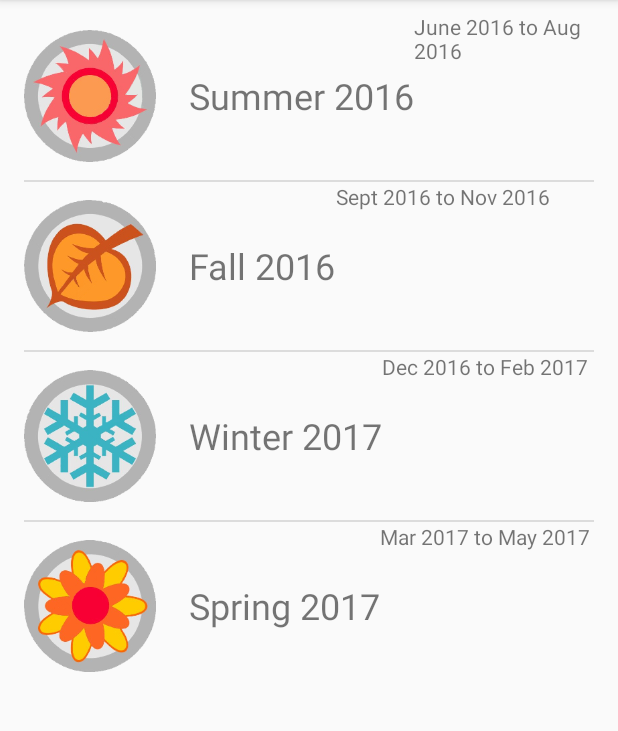
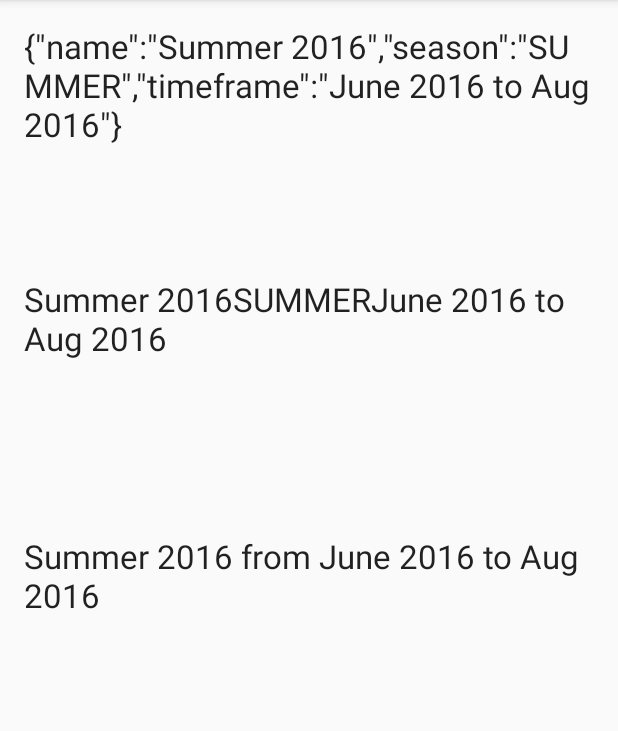
Before and after one commit to andynaguyen/Kisetsu, an Android app: the screen it shows after launch (MainActivity before the commit, AnimeListActivity after it), after a tap on an icon or button, on a phone screen of 412 x 824 dp, the part 84-815 px from its top. Run offline under Robolectric (Android 15) with nearby library versions, the phone set to English and light mode, and no system bars.

Commit message:
Added new activity, able to pass objects using Intents and Gson

```diff
--- a/app/build.gradle
+++ b/app/build.gradle
@@ -20,7 +20,8 @@ android {
 }
 
 dependencies {
-    compile fileTree(dir: 'libs', include: ['*.jar'])
+    compile fileTree(include: ['*.jar'], dir: 'libs')
     testCompile 'junit:junit:4.12'
     compile 'com.android.support:appcompat-v7:23.3.0'
+    compile 'com.google.code.gson:gson:2.2.4'
 }
--- a/app/src/main/AndroidManifest.xml
+++ b/app/src/main/AndroidManifest.xml
@@ -8,13 +8,14 @@
         android:label="@string/app_name"
         android:supportsRtl="true"
         android:theme="@style/AppTheme">
-        <activity android:name=".MainActivity">
+        <activity android:name=".SeasonsActivity">
             <intent-filter>
                 <action android:name="android.intent.action.MAIN" />
 
                 <category android:name="android.intent.category.LAUNCHER" />
             </intent-filter>
         </activity>
+        <activity android:name=".AnimeListActivity"></activity>
     </application>
 
 </manifest>
--- /dev/null
+++ b/app/src/main/java/com/nguyen/andy/kisetsu/AnimeListActivity.java
@@ -0,0 +1,30 @@
+package com.nguyen.andy.kisetsu;
+
+import android.support.v7.app.AppCompatActivity;
+import android.os.Bundle;
+import android.widget.TextView;
+
+import org.w3c.dom.Text;
+
+public class AnimeListActivity extends AppCompatActivity {
+
+    @Override
+    protected void onCreate(Bundle savedInstanceState) {
+        super.onCreate(savedInstanceState);
+        setContentView(R.layout.activity_anime_list);
+
+        Bundle bundle = getIntent().getExtras();
+        String seasonJson = bundle.getString("SeasonItem");
+        SeasonItem seasonData = SeasonItem.fromJson(seasonJson);
+
+        TextView jsonTV = (TextView) findViewById(R.id.json_text);
+        jsonTV.setText(seasonJson);
+
+        TextView seasonItemTV = (TextView) findViewById(R.id.season_item_text);
+        String tmp = seasonData.getName() + seasonData.getSeason() + seasonData.getTimeframe();
+        seasonItemTV.setText(tmp);
+
+        TextView seasonToStringTV = (TextView) findViewById(R.id.season_toString);
+        seasonToStringTV.setText(seasonData.toString());
+    }
+}
--- a/app/src/main/java/com/nguyen/andy/kisetsu/CustomListAdapter.java
+++ b/app/src/main/java/com/nguyen/andy/kisetsu/CustomListAdapter.java
@@ -76,25 +76,25 @@ public class CustomListAdapter extends BaseAdapter {
             case SUMMER:
                 Drawable summerIcon = ResourcesCompat.getDrawable(iconResources, R.drawable.summer_icon, null);
                 holder.iconView.setImageDrawable(summerIcon);
-                Log.d("season", "Summer");
+                //Log.d("season", "Summer");
                 break;
             case FALL:
                 Drawable fallIcon = ResourcesCompat.getDrawable(iconResources, R.drawable.fall_icon, null);
                 holder.iconView.setImageDrawable(fallIcon);
-                Log.d("season", "Fall");
+                //Log.d("season", "Fall");
                 break;
             case WINTER:
                 Drawable winterIcon = ResourcesCompat.getDrawable(iconResources, R.drawable.winter_icon, null);
                 holder.iconView.setImageDrawable(winterIcon);
-                Log.d("season", "Winter");
+                //Log.d("season", "Winter");
                 break;
             case SPRING:
                 Drawable springIcon = ResourcesCompat.getDrawable(iconResources, R.drawable.spring_icon, null);
                 holder.iconView.setImageDrawable(springIcon);
-                Log.d("season", "Spring");
+                //Log.d("season", "Spring");
                 break;
             default:
-                Log.d("season","WHY IS THIS NULL");
+                //Log.d("season","WHY IS THIS NULL");
                 Drawable placeholderIcon = ResourcesCompat.getDrawable(iconResources, R.drawable.spring_icon, null);
                 holder.iconView.setImageDrawable(placeholderIcon);
                 break;
--- a/app/src/main/java/com/nguyen/andy/kisetsu/SeasonItem.java
+++ b/app/src/main/java/com/nguyen/andy/kisetsu/SeasonItem.java
@@ -1,4 +1,6 @@
 package com.nguyen.andy.kisetsu;
+
+import com.google.gson.Gson;
 
 /**
  * Created by Andy on 7/7/2016.
@@ -62,4 +64,19 @@ public class SeasonItem {
     public void setTimeframe(String timeframe) {
         this.timeframe = timeframe;
     }
+
+    @Override
+    public String toString() {
+        return this.name + " from " + this.timeframe;
+    }
+
+    public String toJson() {
+        Gson gson = new Gson();
+        return gson.toJson(this);
+    }
+
+    public static SeasonItem fromJson(String json) {
+        Gson gson = new Gson();
+        return gson.fromJson(json, SeasonItem.class);
+    }
 }
--- a/app/src/main/java/com/nguyen/andy/kisetsu/MainActivity.java
+++ b/app/src/main/java/com/nguyen/andy/kisetsu/SeasonsActivity.java
@@ -1,19 +1,21 @@
 package com.nguyen.andy.kisetsu;
 
+import android.content.Intent;
 import android.support.v7.app.AppCompatActivity;
 import android.os.Bundle;
+import android.util.Log;
 import android.view.View;
 import android.widget.AdapterView;
 import android.widget.ListView;
 import android.widget.Toast;
 
 import java.util.ArrayList;
-import java.util.List;
+
 // Kisetsu
 // 季節
-public class MainActivity extends AppCompatActivity {
+public class SeasonsActivity extends AppCompatActivity {
     // constants
-    private static final String TAG = "MainActivity";
+    private static final String TAG = "SeasonsActivity";
     private static final int MAX_SEASONS = 4;
 
     // fields
@@ -25,18 +27,25 @@ public class MainActivity extends AppCompatActivity {
     @Override
     protected void onCreate(Bundle savedInstanceState) {
         super.onCreate(savedInstanceState);
-        setContentView(R.layout.activity_main);
+        setContentView(R.layout.activity_seasons);
         setTitle("Kisetsu");
 
         initSeasons();
 
-        final ListView seasonsView = (ListView) findViewById(R.id.seasons_list);
-        seasonsView.setAdapter(new CustomListAdapter(this, seasons));
-        seasonsView.setOnItemClickListener(new AdapterView.OnItemClickListener() {
+        final ListView seasonsListView = (ListView) findViewById(R.id.seasons_list);
+        seasonsListView.setAdapter(new CustomListAdapter(this, seasons));
+        seasonsListView.setOnItemClickListener(new AdapterView.OnItemClickListener() {
             @Override
             public void onItemClick(AdapterView<?> parent, View view, int position, long id) {
-                SeasonItem seasonData = (SeasonItem) seasonsView.getItemAtPosition(position);
-                Toast.makeText(MainActivity.this, "Selected : " + seasonData, Toast.LENGTH_LONG);
+                SeasonItem seasonData = (SeasonItem) seasonsListView.getItemAtPosition(position);
+                String seasonJson = seasonData.toJson();
+
+                Toast.makeText(getApplicationContext(), seasonJson, Toast.LENGTH_LONG).show();
+
+                Intent intent = new Intent(getApplicationContext(), AnimeListActivity.class);
+                intent.putExtra("SeasonItem",seasonJson);
+
+                startActivity(intent);
             }
         });
     }
--- /dev/null
+++ b/app/src/main/res/layout/activity_anime_list.xml
@@ -0,0 +1,61 @@
+<?xml version="1.0" encoding="utf-8"?>
+<RelativeLayout xmlns:android="http://schemas.android.com/apk/res/android"
+    xmlns:tools="http://schemas.android.com/tools"
+    android:layout_width="match_parent"
+    android:layout_height="match_parent"
+    android:paddingBottom="@dimen/activity_vertical_margin"
+    android:paddingLeft="@dimen/activity_horizontal_margin"
+    android:paddingRight="@dimen/activity_horizontal_margin"
+    android:paddingTop="@dimen/activity_vertical_margin"
+    tools:context="com.nguyen.andy.kisetsu.AnimeListActivity">
+
+    <!--TextView
+        android:id="@+id/json_text"
+        android:layout_width="match_parent"
+        android:layout_height="match_parent"
+        android:layout_marginBottom="12dp"/>
+
+    <TextView
+        android:id="@+id/season_item_text"
+        android:layout_width="match_parent"
+        android:layout_height="match_parent"
+        android:layout_marginBottom="12dp"/>
+
+    <TextView
+        android:id="@+id/season_toString"
+        android:layout_width="match_parent"
+        android:layout_height="match_parent"
+        android:layout_marginBottom="12dp"/-->
+
+
+    <TextView
+        android:layout_width="wrap_content"
+        android:layout_height="wrap_content"
+        android:textAppearance="?android:attr/textAppearanceLarge"
+        android:text="Large Text"
+        android:id="@+id/json_text"
+        android:layout_alignParentTop="true"
+        android:layout_alignParentLeft="true"
+        android:layout_alignParentStart="true" />
+
+    <TextView
+        android:layout_width="wrap_content"
+        android:layout_height="wrap_content"
+        android:textAppearance="?android:attr/textAppearanceLarge"
+        android:text="Large Text"
+        android:id="@+id/season_item_text"
+        android:layout_below="@+id/json_text"
+        android:layout_alignParentLeft="true"
+        android:layout_alignParentStart="true"
+        android:layout_marginTop="87dp" />
+
+    <TextView
+        android:layout_width="wrap_content"
+        android:layout_height="wrap_content"
+        android:textAppearance="?android:attr/textAppearanceLarge"
+        android:text="Large Text"
+        android:id="@+id/season_toString"
+        android:layout_centerVertical="true"
+        android:layout_alignParentLeft="true"
+        android:layout_alignParentStart="true" />
+</RelativeLayout>
--- a/app/src/main/res/layout/activity_main.xml
+++ b/app/src/main/res/layout/activity_seasons.xml
@@ -3,10 +3,11 @@
     xmlns:tools="http://schemas.android.com/tools"
     android:layout_width="match_parent"
     android:layout_height="match_parent"
-    android:paddingBottom="@dimen/activity_vertical_margin"    android:paddingLeft="@dimen/activity_horizontal_margin"
+    android:paddingBottom="@dimen/activity_vertical_margin"
+    android:paddingLeft="@dimen/activity_horizontal_margin"
     android:paddingRight="@dimen/activity_horizontal_margin"
     android:paddingTop="8dp"
-    tools:context="com.nguyen.andy.kisetsu.MainActivity">
+    tools:context="com.nguyen.andy.kisetsu.SeasonsActivity">
 <!-- android:paddingTop="@dimen/activity_vertical_margin" -->
     <ListView xmlns:android="http://schemas.android.com/apk/res/android"
         android:id="@+id/seasons_list"
```
Also changed, not shown: app/src/main/java/com/nguyen/andy/kisetsu/Season.java (+6 -1 lines).
